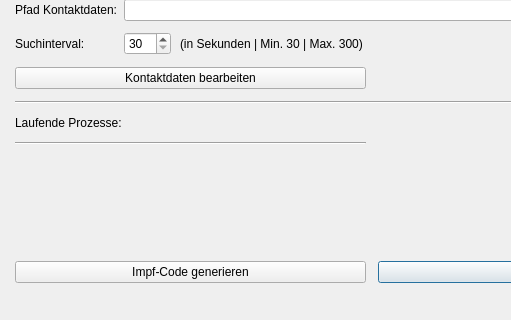
First picture: the form in tools/gui/main.ui, repository timreibe/vaccipy, before the edit; both pictures show x 0 to 511 and y 132 to 452 of the 744 by 452 pixel window.
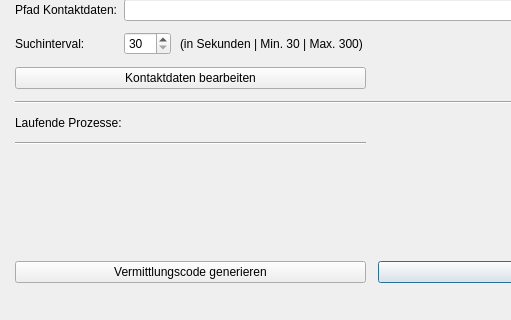
Second picture: the form after the edit.

Commit message: fix(misc): minor error fixes, renaming Impf-Code -> Vermittlungscode (#386)

```diff
--- a/tools/gui/main.ui
+++ b/tools/gui/main.ui
@@ -180,7 +180,7 @@
       <item row="9" column="0">
        <widget class="QPushButton" name="b_code_generieren">
         <property name="text">
-         <string>Impf-Code generieren</string>
+         <string>Vermittlungscode generieren</string>
         </property>
        </widget>
       </item>
```
The commit also changes 5 other files.
